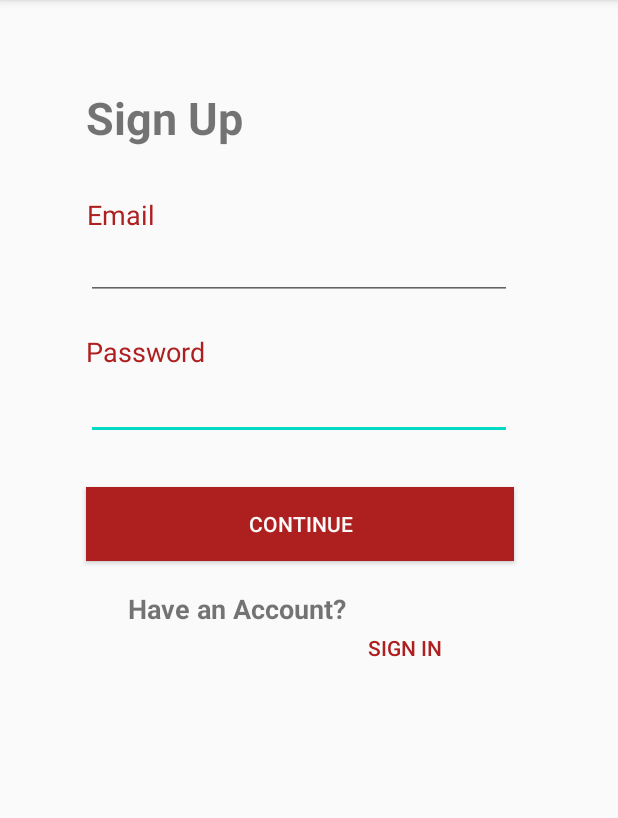
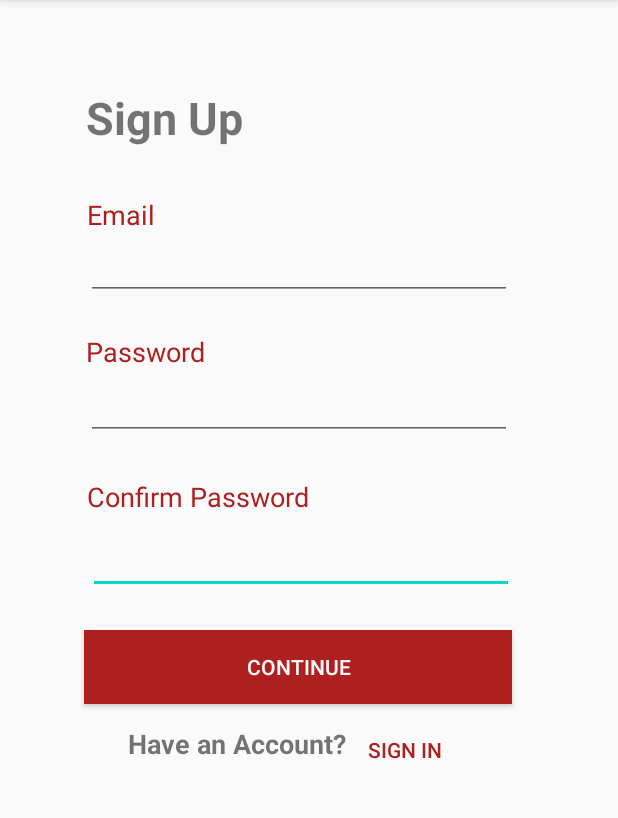
Before and after one commit to Jordan-Hum/FermentationMonitor, an Android app: the SignupActivity screen opened directly, with no data from a screen before it, on a phone screen of 412 x 824 dp, the part 84-902 px from its top. Run offline under Robolectric (Android 15) with nearby library versions, the phone set to English and light mode, and no system bars.

Commit message:
added confirm password on signup page

```diff
--- a/android/FermentationMonitor/app/src/main/res/layout/activity_signup.xml
+++ b/android/FermentationMonitor/app/src/main/res/layout/activity_signup.xml
@@ -5,6 +5,34 @@
     android:layout_width="match_parent"
     android:layout_height="match_parent"
     tools:context=".SignupActivity">
+
+    <TextView
+        android:id="@+id/confirmPasswordTitle"
+        android:layout_width="182dp"
+        android:layout_height="28dp"
+        android:text="Confirm Password"
+        android:textColor="#AE2020"
+        android:textSize="18sp"
+        app:layout_constraintBottom_toBottomOf="parent"
+        app:layout_constraintEnd_toEndOf="parent"
+        app:layout_constraintHorizontal_bias="0.253"
+        app:layout_constraintStart_toStartOf="parent"
+        app:layout_constraintTop_toBottomOf="@+id/passwordInput"
+        app:layout_constraintVertical_bias="0.057" />
+
+    <EditText
+        android:id="@+id/confirmPasswordInput"
+        android:layout_width="284dp"
+        android:layout_height="49dp"
+        android:layout_marginBottom="324dp"
+        android:ems="10"
+        android:inputType="textPersonName"
+        app:layout_constraintBottom_toBottomOf="parent"
+        app:layout_constraintEnd_toEndOf="parent"
+        app:layout_constraintHorizontal_bias="0.456"
+        app:layout_constraintStart_toStartOf="parent"
+        app:layout_constraintTop_toBottomOf="@+id/confirmPasswordTitle"
+        app:layout_constraintVertical_bias="0.0" />
 
     <EditText
         android:id="@+id/passwordInput"
@@ -84,10 +112,10 @@
         android:textColor="#FAFAFA"
         app:layout_constraintBottom_toBottomOf="parent"
         app:layout_constraintEnd_toEndOf="parent"
-        app:layout_constraintHorizontal_bias="0.452"
+        app:layout_constraintHorizontal_bias="0.444"
         app:layout_constraintStart_toStartOf="parent"
         app:layout_constraintTop_toBottomOf="@+id/passwordInput"
-        app:layout_constraintVertical_bias="0.073" />
+        app:layout_constraintVertical_bias="0.298" />
 
     <TextView
         android:id="@+id/loginText"
@@ -108,11 +136,13 @@
         style="@style/Widget.AppCompat.Button.Borderless"
         android:layout_width="75dp"
         android:layout_height="40dp"
-        android:layout_marginBottom="316dp"
+        android:layout_marginBottom="224dp"
         android:text="Sign In"
         android:textColor="#AE2020"
         app:layout_constraintBottom_toBottomOf="parent"
         app:layout_constraintEnd_toEndOf="parent"
         app:layout_constraintHorizontal_bias="0.0"
-        app:layout_constraintStart_toEndOf="@+id/loginText" />
+        app:layout_constraintStart_toEndOf="@+id/loginText"
+        app:layout_constraintTop_toBottomOf="@+id/continueButton"
+        app:layout_constraintVertical_bias="0.307" />
 </androidx.constraintlayout.widget.ConstraintLayout>
```
